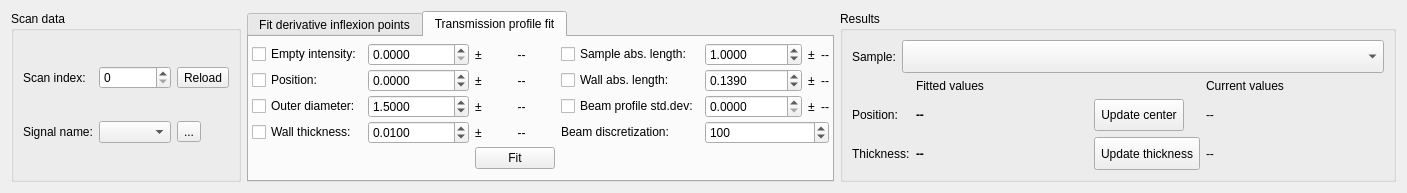
Above: cct/qtgui2/tools/capillarysizer/capillarysizer.ui from awacha/cct before the change. Below: the same form after it.
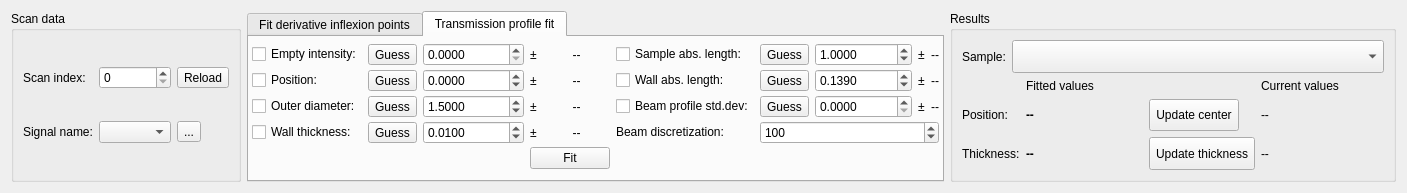
That is the form after the change. The open tabs and pages were chosen to show the change. Icons and pictures are not drawn.

Commit message: Capillary sizer: auto guess some parameters

The edit to the form file:
```diff
--- a/cct/qtgui2/tools/capillarysizer/capillarysizer.ui
+++ b/cct/qtgui2/tools/capillarysizer/capillarysizer.ui
@@ -1804,6 +1804,113 @@
          <property name="verticalSpacing">
           <number>0</number>
          </property>
+         <item row="7" column="3" colspan="2">
+          <widget class="QPushButton" name="profileFitPushButton">
+           <property name="sizePolicy">
+            <sizepolicy hsizetype="MinimumExpanding" vsizetype="Fixed">
+             <horstretch>0</horstretch>
+             <verstretch>0</verstretch>
+            </sizepolicy>
+           </property>
+           <property name="text">
+            <string>Fit</string>
+           </property>
+          </widget>
+         </item>
+         <item row="1" column="4">
+          <widget class="QLabel" name="profileFitPositionUncertaintyLabel">
+           <property name="sizePolicy">
+            <sizepolicy hsizetype="MinimumExpanding" vsizetype="Preferred">
+             <horstretch>0</horstretch>
+             <verstretch>0</verstretch>
+            </sizepolicy>
+           </property>
+           <property name="text">
+            <string>--</string>
+           </property>
+           <property name="alignment">
+            <set>Qt::AlignCenter</set>
+           </property>
+          </widget>
+         </item>
+         <item row="2" column="5">
+          <widget class="QCheckBox" name="profileFitBeamSigmaCheckBox">
+           <property name="toolTip">
+            <string>If checked, the beam profile width parameter is variable during the least-squares fit</string>
+           </property>
+           <property name="text">
+            <string>Beam profile std.dev:</string>
+           </property>
+          </widget>
+         </item>
+         <item row="3" column="3">
+          <widget class="QLabel" name="label_16">
+           <property name="sizePolicy">
+            <sizepolicy hsizetype="Preferred" vsizetype="Preferred">
+             <horstretch>0</horstretch>
+             <verstretch>0</verstretch>
+            </sizepolicy>
+           </property>
+           <property name="text">
+            <string>±</string>
+           </property>
+          </widget>
+         </item>
+         <item row="1" column="3">
+          <widget class="QLabel" name="label_13">
+           <property name="sizePolicy">
+            <sizepolicy hsizetype="Preferred" vsizetype="Preferred">
+             <horstretch>0</horstretch>
+             <verstretch>0</verstretch>
+            </sizepolicy>
+           </property>
+           <property name="text">
+            <string>±</string>
+           </property>
+          </widget>
+         </item>
+         <item row="1" column="9">
+          <widget class="QLabel" name="profileFitWallAbsorptionLengthUncertaintyLabel">
+           <property name="sizePolicy">
+            <sizepolicy hsizetype="MinimumExpanding" vsizetype="Preferred">
+             <horstretch>0</horstretch>
+             <verstretch>0</verstretch>
+            </sizepolicy>
+           </property>
+           <property name="text">
+            <string>--</string>
+           </property>
+           <property name="alignment">
+            <set>Qt::AlignCenter</set>
+           </property>
+          </widget>
+         </item>
+         <item row="2" column="3">
+          <widget class="QLabel" name="label_14">
+           <property name="sizePolicy">
+            <sizepolicy hsizetype="Preferred" vsizetype="Preferred">
+             <horstretch>0</horstretch>
+             <verstretch>0</verstretch>
+            </sizepolicy>
+           </property>
+           <property name="text">
+            <string>±</string>
+           </property>
+          </widget>
+         </item>
+         <item row="0" column="1">
+          <widget class="QToolButton" name="profileFitI0ToolButton">
+           <property name="toolTip">
+            <string>Get a first guess</string>
+           </property>
+           <property name="text">
+            <string>Guess</string>
+           </property>
+           <property name="icon">
+            <iconset theme="system-run"/>
+           </property>
+          </widget>
+         </item>
          <item row="0" column="0">
           <widget class="QCheckBox" name="profileFitI0CheckBox">
            <property name="toolTip">
@@ -1814,7 +1921,210 @@
            </property>
           </widget>
          </item>
+         <item row="0" column="3">
+          <widget class="QLabel" name="label_12">
+           <property name="sizePolicy">
+            <sizepolicy hsizetype="Preferred" vsizetype="Preferred">
+             <horstretch>0</horstretch>
+             <verstretch>0</verstretch>
+            </sizepolicy>
+           </property>
+           <property name="text">
+            <string>±</string>
+           </property>
+          </widget>
+         </item>
+         <item row="2" column="4">
+          <widget class="QLabel" name="profileFitOuterDiameterUncertaintyLabel">
+           <property name="sizePolicy">
+            <sizepolicy hsizetype="MinimumExpanding" vsizetype="Preferred">
+             <horstretch>0</horstretch>
+             <verstretch>0</verstretch>
+            </sizepolicy>
+           </property>
+           <property name="text">
+            <string>--</string>
+           </property>
+           <property name="alignment">
+            <set>Qt::AlignCenter</set>
+           </property>
+          </widget>
+         </item>
+         <item row="1" column="5">
+          <widget class="QCheckBox" name="profileFitWallAbsorptionLengthCheckBox">
+           <property name="toolTip">
+            <string>If checked, the absorption length of the wall is variable during the least-squares fit</string>
+           </property>
+           <property name="text">
+            <string>Wall abs. length:</string>
+           </property>
+          </widget>
+         </item>
+         <item row="1" column="8">
+          <widget class="QLabel" name="label_18">
+           <property name="sizePolicy">
+            <sizepolicy hsizetype="Preferred" vsizetype="Preferred">
+             <horstretch>0</horstretch>
+             <verstretch>0</verstretch>
+            </sizepolicy>
+           </property>
+           <property name="text">
+            <string>±</string>
+           </property>
+          </widget>
+         </item>
+         <item row="0" column="2">
+          <widget class="QDoubleSpinBox" name="profileFitI0DoubleSpinBox">
+           <property name="sizePolicy">
+            <sizepolicy hsizetype="MinimumExpanding" vsizetype="Fixed">
+             <horstretch>0</horstretch>
+             <verstretch>0</verstretch>
+            </sizepolicy>
+           </property>
+           <property name="decimals">
+            <number>4</number>
+           </property>
+           <property name="maximum">
+            <double>100000000000000.000000000000000</double>
+           </property>
+          </widget>
+         </item>
+         <item row="3" column="4">
+          <widget class="QLabel" name="profileFitWallThicknessUncertaintyLabel">
+           <property name="sizePolicy">
+            <sizepolicy hsizetype="MinimumExpanding" vsizetype="Preferred">
+             <horstretch>0</horstretch>
+             <verstretch>0</verstretch>
+            </sizepolicy>
+           </property>
+           <property name="text">
+            <string>--</string>
+           </property>
+           <property name="alignment">
+            <set>Qt::AlignCenter</set>
+           </property>
+          </widget>
+         </item>
+         <item row="3" column="0">
+          <widget class="QCheckBox" name="profileFitWallThicknessCheckBox">
+           <property name="toolTip">
+            <string>If checked, the wall thickness is variable during the least-squares fit</string>
+           </property>
+           <property name="text">
+            <string>Wall thickness:</string>
+           </property>
+          </widget>
+         </item>
+         <item row="3" column="2">
+          <widget class="QDoubleSpinBox" name="profileFitWallThicknessDoubleSpinBox">
+           <property name="sizePolicy">
+            <sizepolicy hsizetype="MinimumExpanding" vsizetype="Fixed">
+             <horstretch>0</horstretch>
+             <verstretch>0</verstretch>
+            </sizepolicy>
+           </property>
+           <property name="decimals">
+            <number>4</number>
+           </property>
+           <property name="maximum">
+            <double>100000000000000.000000000000000</double>
+           </property>
+           <property name="value">
+            <double>0.010000000000000</double>
+           </property>
+          </widget>
+         </item>
+         <item row="3" column="1">
+          <widget class="QToolButton" name="profileFitWallThicknessToolButton">
+           <property name="toolTip">
+            <string>Get a first guess</string>
+           </property>
+           <property name="text">
+            <string>Guess</string>
+           </property>
+           <property name="icon">
+            <iconset theme="system-run"/>
+           </property>
+          </widget>
+         </item>
+         <item row="2" column="9">
+          <widget class="QLabel" name="profileFitBeamSigmaUncertaintyLabel">
+           <property name="sizePolicy">
+            <sizepolicy hsizetype="MinimumExpanding" vsizetype="Preferred">
+             <horstretch>0</horstretch>
+             <verstretch>0</verstretch>
+            </sizepolicy>
+           </property>
+           <property name="text">
+            <string>--</string>
+           </property>
+           <property name="alignment">
+            <set>Qt::AlignCenter</set>
+           </property>
+          </widget>
+         </item>
+         <item row="0" column="8">
+          <widget class="QLabel" name="label_17">
+           <property name="sizePolicy">
+            <sizepolicy hsizetype="Preferred" vsizetype="Preferred">
+             <horstretch>0</horstretch>
+             <verstretch>0</verstretch>
+            </sizepolicy>
+           </property>
+           <property name="text">
+            <string>±</string>
+           </property>
+          </widget>
+         </item>
+         <item row="3" column="5">
+          <widget class="QLabel" name="label_11">
+           <property name="sizePolicy">
+            <sizepolicy hsizetype="Minimum" vsizetype="Fixed">
+             <horstretch>0</horstretch>
+             <verstretch>0</verstretch>
+            </sizepolicy>
+           </property>
+           <property name="text">
+            <string>Beam discretization:</string>
+           </property>
+          </widget>
+         </item>
+         <item row="1" column="7">
+          <widget class="QDoubleSpinBox" name="profileFitWallAbsorptionLengthDoubleSpinBox">
+           <property name="sizePolicy">
+            <sizepolicy hsizetype="MinimumExpanding" vsizetype="Fixed">
+             <horstretch>0</horstretch>
+             <verstretch>0</verstretch>
+            </sizepolicy>
+           </property>
+           <property name="decimals">
+            <number>4</number>
+           </property>
+           <property name="maximum">
+            <double>100000000000000.000000000000000</double>
+           </property>
+           <property name="value">
+            <double>0.139000000000000</double>
+           </property>
+          </widget>
+         </item>
          <item row="0" column="4">
+          <widget class="QLabel" name="profileFitI0UncertaintyLabel">
+           <property name="sizePolicy">
+            <sizepolicy hsizetype="MinimumExpanding" vsizetype="Preferred">
+             <horstretch>0</horstretch>
+             <verstretch>0</verstretch>
+            </sizepolicy>
+           </property>
+           <property name="text">
+            <string>--</string>
+           </property>
+           <property name="alignment">
+            <set>Qt::AlignCenter</set>
+           </property>
+          </widget>
+         </item>
+         <item row="0" column="5">
           <widget class="QCheckBox" name="profileFitSampleAbsorptionLengthCheckBox">
            <property name="toolTip">
             <string>If checked, the sample absorption length is variable during the least-squares fit</string>
@@ -1824,47 +2134,44 @@
            </property>
           </widget>
          </item>
-         <item row="2" column="2">
-          <widget class="QLabel" name="label_14">
-           <property name="sizePolicy">
-            <sizepolicy hsizetype="Preferred" vsizetype="Preferred">
-             <horstretch>0</horstretch>
-             <verstretch>0</verstretch>
-            </sizepolicy>
+         <item row="1" column="1">
+          <widget class="QToolButton" name="profileFitPositionToolButton">
+           <property name="toolTip">
+            <string>Get a first guess</string>
            </property>
            <property name="text">
-            <string>±</string>
+            <string>Guess</string>
            </property>
           </widget>
          </item>
-         <item row="0" column="2">
-          <widget class="QLabel" name="label_12">
+         <item row="2" column="7">
+          <widget class="QDoubleSpinBox" name="profileFitBeamSigmaDoubleSpinBox">
            <property name="sizePolicy">
-            <sizepolicy hsizetype="Preferred" vsizetype="Preferred">
+            <sizepolicy hsizetype="MinimumExpanding" vsizetype="Fixed">
              <horstretch>0</horstretch>
              <verstretch>0</verstretch>
             </sizepolicy>
            </property>
-           <property name="text">
-            <string>±</string>
+           <property name="decimals">
+            <number>4</number>
            </property>
+           <property name="maximum">
+            <double>100000000000000.000000000000000</double>
+           </property>
           </widget>
          </item>
-         <item row="0" column="6">
-          <widget class="QLabel" name="label_17">
-           <property name="sizePolicy">
-            <sizepolicy hsizetype="Preferred" vsizetype="Preferred">
-             <horstretch>0</horstretch>
-             <verstretch>0</verstretch>
-            </sizepolicy>
+         <item row="1" column="0">
+          <widget class="QCheckBox" name="profileFitPositionCheckBox">
+           <property name="toolTip">
+            <string>If checked, the capillary position is variable during the least-squares fit</string>
            </property>
            <property name="text">
-            <string>±</string>
+            <string>Position:</string>
            </property>
           </widget>
          </item>
-         <item row="3" column="1">
-          <widget class="QDoubleSpinBox" name="profileFitWallThicknessDoubleSpinBox">
+         <item row="0" column="7">
+          <widget class="QDoubleSpinBox" name="profileFitSampleAbsorptionLengthDoubleSpinBox">
            <property name="sizePolicy">
             <sizepolicy hsizetype="MinimumExpanding" vsizetype="Fixed">
              <horstretch>0</horstretch>
@@ -1878,23 +2185,7 @@
             <double>100000000000000.000000000000000</double>
            </property>
            <property name="value">
-            <double>0.010000000000000</double>
-           </property>
-          </widget>
-         </item>
-         <item row="3" column="3">
-          <widget class="QLabel" name="profileFitWallThicknessUncertaintyLabel">
-           <property name="sizePolicy">
-            <sizepolicy hsizetype="MinimumExpanding" vsizetype="Preferred">
-             <horstretch>0</horstretch>
-             <verstretch>0</verstretch>
-            </sizepolicy>
-           </property>
-           <property name="text">
-            <string>--</string>
-           </property>
-           <property name="alignment">
-            <set>Qt::AlignCenter</set>
+            <double>1.000000000000000</double>
            </property>
           </widget>
          </item>
@@ -1908,40 +2199,39 @@
            </property>
           </widget>
          </item>
+         <item row="2" column="2">
+          <widget class="QDoubleSpinBox" name="profileFitOuterDiameterDoubleSpinBox">
+           <property name="sizePolicy">
+            <sizepolicy hsizetype="MinimumExpanding" vsizetype="Fixed">
+             <horstretch>0</horstretch>
+             <verstretch>0</verstretch>
+            </sizepolicy>
+           </property>
+           <property name="decimals">
+            <number>4</number>
+           </property>
+           <property name="maximum">
+            <double>100000000000000.000000000000000</double>
+           </property>
+           <property name="value">
+            <double>1.500000000000000</double>
+           </property>
+          </widget>
+         </item>
+         <item row="2" column="1">
+          <widget class="QToolButton" name="profileFitOuterDiameterToolButton">
+           <property name="toolTip">
+            <string>Get a first guess</string>
+           </property>
+           <property name="text">
+            <string>Guess</string>
+           </property>
+           <property name="icon">
+            <iconset theme="system-run"/>
+           </property>
+          </widget>
+         </item>
          <item row="1" column="2">
-          <widget class="QLabel" name="label_13">
-           <property name="sizePolicy">
-            <sizepolicy hsizetype="Preferred" vsizetype="Preferred">
-             <horstretch>0</horstretch>
-             <verstretch>0</verstretch>
-            </sizepolicy>
-           </property>
-           <property name="text">
-            <string>±</string>
-           </property>
-          </widget>
-         </item>
-         <item row="1" column="0">
-          <widget class="QCheckBox" name="profileFitPositionCheckBox">
-           <property name="toolTip">
-            <string>If checked, the capillary position is variable during the least-squares fit</string>
-           </property>
-           <property name="text">
-            <string>Position:</string>
-           </property>
-          </widget>
-         </item>
-         <item row="3" column="0">
-          <widget class="QCheckBox" name="profileFitWallThicknessCheckBox">
-           <property name="toolTip">
-            <string>If checked, the wall thickness is variable during the least-squares fit</string>
-           </property>
-           <property name="text">
-            <string>Wall thickness:</string>
-           </property>
-          </widget>
-         </item>
-         <item row="1" column="1">
           <widget class="QDoubleSpinBox" name="profileFitPositionDoubleSpinBox">
            <property name="sizePolicy">
             <sizepolicy hsizetype="MinimumExpanding" vsizetype="Fixed">
@@ -1960,91 +2250,8 @@
            </property>
           </widget>
          </item>
-         <item row="0" column="3">
-          <widget class="QLabel" name="profileFitI0UncertaintyLabel">
-           <property name="sizePolicy">
-            <sizepolicy hsizetype="MinimumExpanding" vsizetype="Preferred">
-             <horstretch>0</horstretch>
-             <verstretch>0</verstretch>
-            </sizepolicy>
-           </property>
-           <property name="text">
-            <string>--</string>
-           </property>
-           <property name="alignment">
-            <set>Qt::AlignCenter</set>
-           </property>
-          </widget>
-         </item>
-         <item row="0" column="1">
-          <widget class="QDoubleSpinBox" name="profileFitI0DoubleSpinBox">
-           <property name="sizePolicy">
-            <sizepolicy hsizetype="MinimumExpanding" vsizetype="Fixed">
-             <horstretch>0</horstretch>
-             <verstretch>0</verstretch>
-            </sizepolicy>
-           </property>
-           <property name="decimals">
-            <number>4</number>
-           </property>
-           <property name="maximum">
-            <double>100000000000000.000000000000000</double>
-           </property>
-          </widget>
-         </item>
-         <item row="0" column="5">
-          <widget class="QDoubleSpinBox" name="profileFitSampleAbsorptionLengthDoubleSpinBox">
-           <property name="sizePolicy">
-            <sizepolicy hsizetype="MinimumExpanding" vsizetype="Fixed">
-             <horstretch>0</horstretch>
-             <verstretch>0</verstretch>
-            </sizepolicy>
-           </property>
-           <property name="decimals">
-            <number>4</number>
-           </property>
-           <property name="maximum">
-            <double>100000000000000.000000000000000</double>
-           </property>
-           <property name="value">
-            <double>1.000000000000000</double>
-           </property>
-          </widget>
-         </item>
-         <item row="2" column="3">
-          <widget class="QLabel" name="profileFitOuterDiameterUncertaintyLabel">
-           <property name="sizePolicy">
-            <sizepolicy hsizetype="MinimumExpanding" vsizetype="Preferred">
-             <horstretch>0</horstretch>
-             <verstretch>0</verstretch>
-            </sizepolicy>
-           </property>
-           <property name="text">
-            <string>--</string>
-           </property>
-           <property name="alignment">
-            <set>Qt::AlignCenter</set>
-           </property>
-          </widget>
-         </item>
-         <item row="1" column="3">
-          <widget class="QLabel" name="profileFitPositionUncertaintyLabel">
-           <property name="sizePolicy">
-            <sizepolicy hsizetype="MinimumExpanding" vsizetype="Preferred">
-             <horstretch>0</horstretch>
-             <verstretch>0</verstretch>
-            </sizepolicy>
-           </property>
-           <property name="text">
-            <string>--</string>
-           </property>
-           <property name="alignment">
-            <set>Qt::AlignCenter</set>
-           </property>
-          </widget>
-         </item>
-         <item row="3" column="2">
-          <widget class="QLabel" name="label_16">
+         <item row="2" column="8">
+          <widget class="QLabel" name="label_19">
            <property name="sizePolicy">
             <sizepolicy hsizetype="Preferred" vsizetype="Preferred">
              <horstretch>0</horstretch>
@@ -2056,39 +2263,7 @@
            </property>
           </widget>
          </item>
-         <item row="7" column="2" colspan="2">
-          <widget class="QPushButton" name="profileFitPushButton">
-           <property name="sizePolicy">
-            <sizepolicy hsizetype="MinimumExpanding" vsizetype="Fixed">
-             <horstretch>0</horstretch>
-             <verstretch>0</verstretch>
-            </sizepolicy>
-           </property>
-           <property name="text">
-            <string>Fit</string>
-           </property>
-          </widget>
-         </item>
-         <item row="2" column="1">
-          <widget class="QDoubleSpinBox" name="profileFitOuterDiameterDoubleSpinBox">
-           <property name="sizePolicy">
-            <sizepolicy hsizetype="MinimumExpanding" vsizetype="Fixed">
-             <horstretch>0</horstretch>
-             <verstretch>0</verstretch>
-            </sizepolicy>
-           </property>
-           <property name="decimals">
-            <number>4</number>
-           </property>
-           <property name="maximum">
-            <double>100000000000000.000000000000000</double>
-           </property>
-           <property name="value">
-            <double>1.500000000000000</double>
-           </property>
-          </widget>
-         </item>
-         <item row="0" column="7">
+         <item row="0" column="9">
           <widget class="QLabel" name="profileFitSampleAbsorptionLengthUncertaintyLabel">
            <property name="sizePolicy">
             <sizepolicy hsizetype="MinimumExpanding" vsizetype="Preferred">
@@ -2104,133 +2279,46 @@
            </property>
           </widget>
          </item>
-         <item row="1" column="4">
-          <widget class="QCheckBox" name="profileFitWallAbsorptionLengthCheckBox">
+         <item row="0" column="6">
+          <widget class="QToolButton" name="profileFitSampleAbsorptionLengthToolButton">
            <property name="toolTip">
             <string>If checked, the absorption length of the wall is variable during the least-squares fit</string>
            </property>
            <property name="text">
-            <string>Wall abs. length:</string>
+            <string>Guess</string>
            </property>
-          </widget>
-         </item>
-         <item row="2" column="4">
-          <widget class="QCheckBox" name="profileFitBeamSigmaCheckBox">
-           <property name="toolTip">
-            <string>If checked, the beam profile width parameter is variable during the least-squares fit</string>
-           </property>
-           <property name="text">
-            <string>Beam profile std.dev:</string>
-           </property>
-          </widget>
-         </item>
-         <item row="3" column="4">
-          <widget class="QLabel" name="label_11">
-           <property name="sizePolicy">
-            <sizepolicy hsizetype="Minimum" vsizetype="Fixed">
-             <horstretch>0</horstretch>
-             <verstretch>0</verstretch>
-            </sizepolicy>
-           </property>
-           <property name="text">
-            <string>Beam discretization:</string>
-           </property>
-          </widget>
-         </item>
-         <item row="1" column="5">
-          <widget class="QDoubleSpinBox" name="profileFitWallAbsorptionLengthDoubleSpinBox">
-           <property name="sizePolicy">
-            <sizepolicy hsizetype="MinimumExpanding" vsizetype="Fixed">
-             <horstretch>0</horstretch>
-             <verstretch>0</verstretch>
-            </sizepolicy>
-           </property>
-           <property name="decimals">
-            <number>4</number>
-           </property>
-           <property name="maximum">
-            <double>100000000000000.000000000000000</double>
-           </property>
-           <property name="value">
-            <double>0.139000000000000</double>
+           <property name="icon">
+            <iconset theme="system-run"/>
            </property>
           </widget>
          </item>
          <item row="1" column="6">
-          <widget class="QLabel" name="label_18">
-           <property name="sizePolicy">
-            <sizepolicy hsizetype="Preferred" vsizetype="Preferred">
-             <horstretch>0</horstretch>
-             <verstretch>0</verstretch>
-            </sizepolicy>
+          <widget class="QToolButton" name="profileFitWallAbsorptionLengthToolButton">
+           <property name="toolTip">
+            <string>Get a first guess</string>
            </property>
            <property name="text">
-            <string>±</string>
+            <string>Guess</string>
            </property>
-          </widget>
-         </item>
-         <item row="1" column="7">
-          <widget class="QLabel" name="profileFitWallAbsorptionLengthUncertaintyLabel">
-           <property name="sizePolicy">
-            <sizepolicy hsizetype="MinimumExpanding" vsizetype="Preferred">
-             <horstretch>0</horstretch>
-             <verstretch>0</verstretch>
-            </sizepolicy>
-           </property>
-           <property name="text">
-            <string>--</string>
-           </property>
-           <property name="alignment">
-            <set>Qt::AlignCenter</set>
-           </property>
-          </widget>
-         </item>
-         <item row="2" column="5">
-          <widget class="QDoubleSpinBox" name="profileFitBeamSigmaDoubleSpinBox">
-           <property name="sizePolicy">
-            <sizepolicy hsizetype="MinimumExpanding" vsizetype="Fixed">
-             <horstretch>0</horstretch>
-             <verstretch>0</verstretch>
-            </sizepolicy>
-           </property>
-           <property name="decimals">
-            <number>4</number>
-           </property>
-           <property name="maximum">
-            <double>100000000000000.000000000000000</double>
+           <property name="icon">
+            <iconset theme="system-run"/>
            </property>
           </widget>
          </item>
          <item row="2" column="6">
-          <widget class="QLabel" name="label_19">
-           <property name="sizePolicy">
-            <sizepolicy hsizetype="Preferred" vsizetype="Preferred">
-             <horstretch>0</horstretch>
-             <verstretch>0</verstretch>
-            </sizepolicy>
+          <widget class="QToolButton" name="profileFitBeamSigmaToolButton">
+           <property name="toolTip">
+            <string>Get a first guess</string>
            </property>
            <property name="text">
-            <string>±</string>
+            <string>Guess</string>
            </property>
-          </widget>
-         </item>
-         <item row="2" column="7">
-          <widget class="QLabel" name="profileFitBeamSigmaUncertaintyLabel">
-           <property name="sizePolicy">
-            <sizepolicy hsizetype="MinimumExpanding" vsizetype="Preferred">
-             <horstretch>0</horstretch>
-             <verstretch>0</verstretch>
-            </sizepolicy>
+           <property name="icon">
+            <iconset theme="system-run"/>
            </property>
-           <property name="text">
-            <string>--</string>
-           </property>
-           <property name="alignment">
-            <set>Qt::AlignCenter</set>
-           </property>
           </widget>
          </item>
-         <item row="3" column="5" colspan="3">
+         <item row="3" column="6" colspan="4">
           <widget class="QSpinBox" name="profileFitNBeamSpinBox">
            <property name="sizePolicy">
             <sizepolicy hsizetype="MinimumExpanding" vsizetype="Fixed">
```
Left out of the diff: 5 changed lines with no effect on the pictures. The commit also changes 1 other file.
